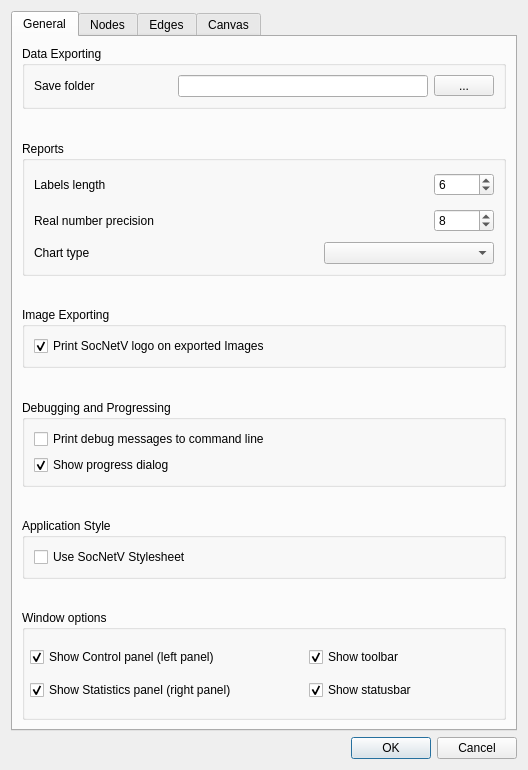
The window that src/forms/dialogsettings.ui (socnetv/app) describes before a commit, drawn with Qt 5.
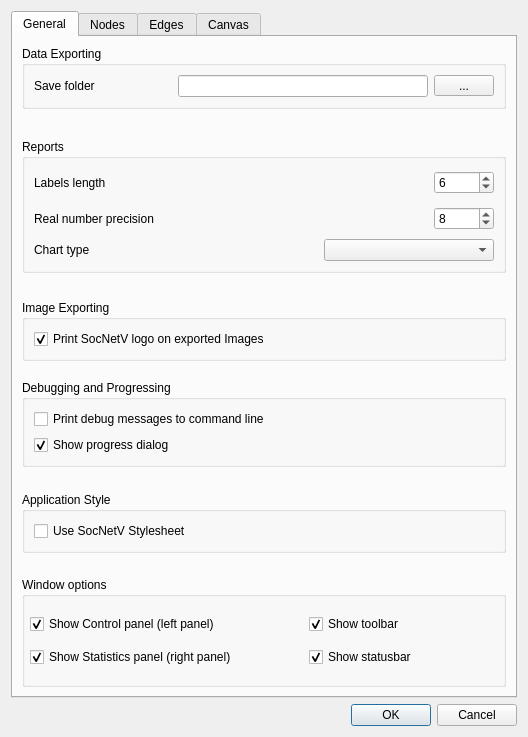
The same window after the commit.

Commit message: changed settings min height to 700px

What changed in the file:
```diff
--- a/src/forms/dialogsettings.ui
+++ b/src/forms/dialogsettings.ui
@@ -7,13 +7,13 @@
     <x>0</x>
     <y>0</y>
     <width>528</width>
-    <height>770</height>
+    <height>737</height>
    </rect>
   </property>
   <property name="minimumSize">
    <size>
     <width>500</width>
-    <height>770</height>
+    <height>700</height>
    </size>
   </property>
   <property name="maximumSize">
```
